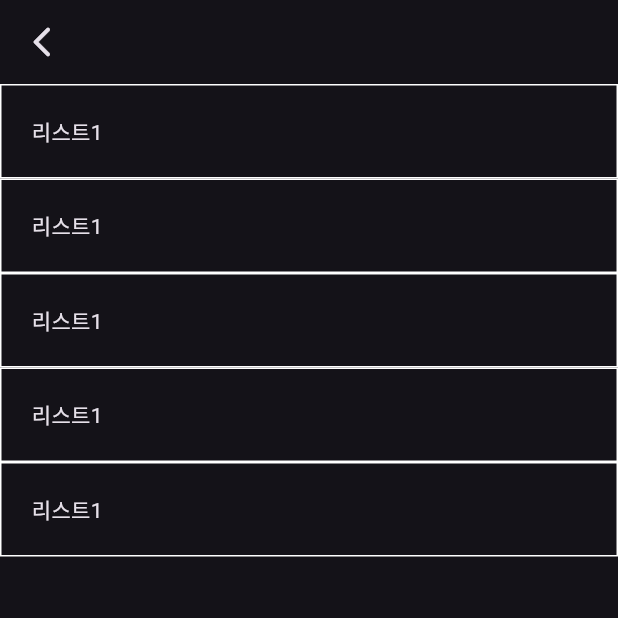
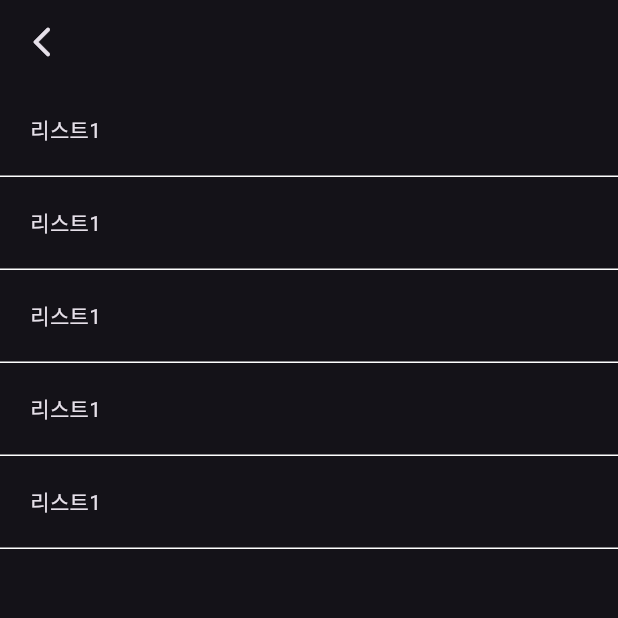
Before and after one commit to Team-DR-Labs/bandy-app, a Flutter app: the screen it shows after launch, on a phone screen of 412 x 824 dp, the top half of it. Run offline on Flutter 3.47's test engine with Material 3 defaults, Android fonts, the phone set to English and light mode, and no system bars; our stand-ins replace go_router.

Commit message:
feat: border side wip

```diff
--- a/lib/core/bds/src/grid_border.dart
+++ b/lib/core/bds/src/grid_border.dart
@@ -6,7 +6,7 @@ final class GridBorderLayout extends StatelessWidget {
     this.direction = Axis.vertical,
     this.padding = const EdgeInsets.all(12.0),
     this.left = true,
-    this.top = true,
+    this.top = false,
     this.right = true,
     this.bottom = true,
     this.borderThickness = 1.0,
@@ -31,20 +31,9 @@ final class GridBorderLayout extends StatelessWidget {
     return Container(
       padding: padding,
       decoration: BoxDecoration(
-        border: Border(
-          top: top
-              ? BorderSide(
-                  color: Colors.white,
-                  width: borderThickness,
-                )
-              : BorderSide.none,
+        border: switch (direction) {
+          Axis.horizontal => Border(
               left: left
-              ? BorderSide(
-                  color: Colors.white,
-                  width: borderThickness,
-                )
-              : BorderSide.none,
-          bottom: bottom
                   ? BorderSide(
                       color: Colors.white,
                       width: borderThickness,
@@ -57,6 +46,21 @@ final class GridBorderLayout extends StatelessWidget {
                     )
                   : BorderSide.none,
             ),
+          Axis.vertical => Border(
+              top: top
+                  ? BorderSide(
+                      color: Colors.white,
+                      width: borderThickness,
+                    )
+                  : BorderSide.none,
+              bottom: bottom
+                  ? BorderSide(
+                      color: Colors.white,
+                      width: borderThickness,
+                    )
+                  : BorderSide.none,
+            ),
+        },
       ),
       child: child,
     );
```
Lines whose indentation alone changed are shown as unchanged.
